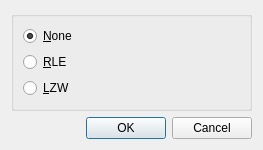
The window that gui/compressordialog.ui (AnderOne/StegIMG) describes before a commit, drawn with Qt 5.
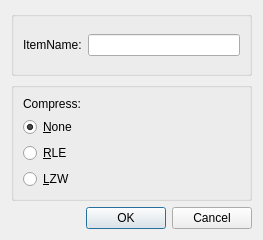
The same window after the commit.

The edit to the form file:
```diff
--- a/gui/compressordialog.ui
+++ b/gui/compressordialog.ui
@@ -7,7 +7,7 @@
     <x>0</x>
     <y>0</y>
     <width>263</width>
-    <height>150</height>
+    <height>240</height>
    </rect>
   </property>
   <property name="sizePolicy">
@@ -19,25 +19,55 @@
   <property name="minimumSize">
    <size>
     <width>260</width>
-    <height>150</height>
+    <height>240</height>
    </size>
   </property>
   <property name="maximumSize">
    <size>
     <width>16777215</width>
-    <height>150</height>
+    <height>240</height>
    </size>
   </property>
   <property name="windowTitle">
    <string>CompressorDialog</string>
   </property>
-  <layout class="QGridLayout" name="gridLayout">
-   <item row="0" column="1">
+  <layout class="QVBoxLayout" name="verticalLayout_2">
+   <item>
+    <widget class="QGroupBox" name="groupBox_Name">
+     <property name="title">
+      <string/>
+     </property>
+     <layout class="QHBoxLayout" name="horizontalLayout">
+      <item>
+       <widget class="QLabel" name="label_Name">
+        <property name="text">
+         <string>ItemName:</string>
+        </property>
+       </widget>
+      </item>
+      <item>
+       <widget class="QLineEdit" name="lineEdit">
+        <property name="maxLength">
+         <number>255</number>
+        </property>
+       </widget>
+      </item>
+     </layout>
+    </widget>
+   </item>
+   <item>
     <widget class="QGroupBox" name="groupBox_Compress">
      <property name="title">
       <string/>
      </property>
      <layout class="QVBoxLayout" name="verticalLayout">
+      <item>
+       <widget class="QLabel" name="label_Compress">
+        <property name="text">
+         <string>Compress:</string>
+        </property>
+       </widget>
+      </item>
       <item>
        <widget class="QRadioButton" name="radioButton_None">
         <property name="sizePolicy">
@@ -71,7 +101,7 @@
      </layout>
     </widget>
    </item>
-   <item row="2" column="1">
+   <item>
     <widget class="QDialogButtonBox" name="buttonBox">
      <property name="orientation">
       <enum>Qt::Horizontal</enum>
```
